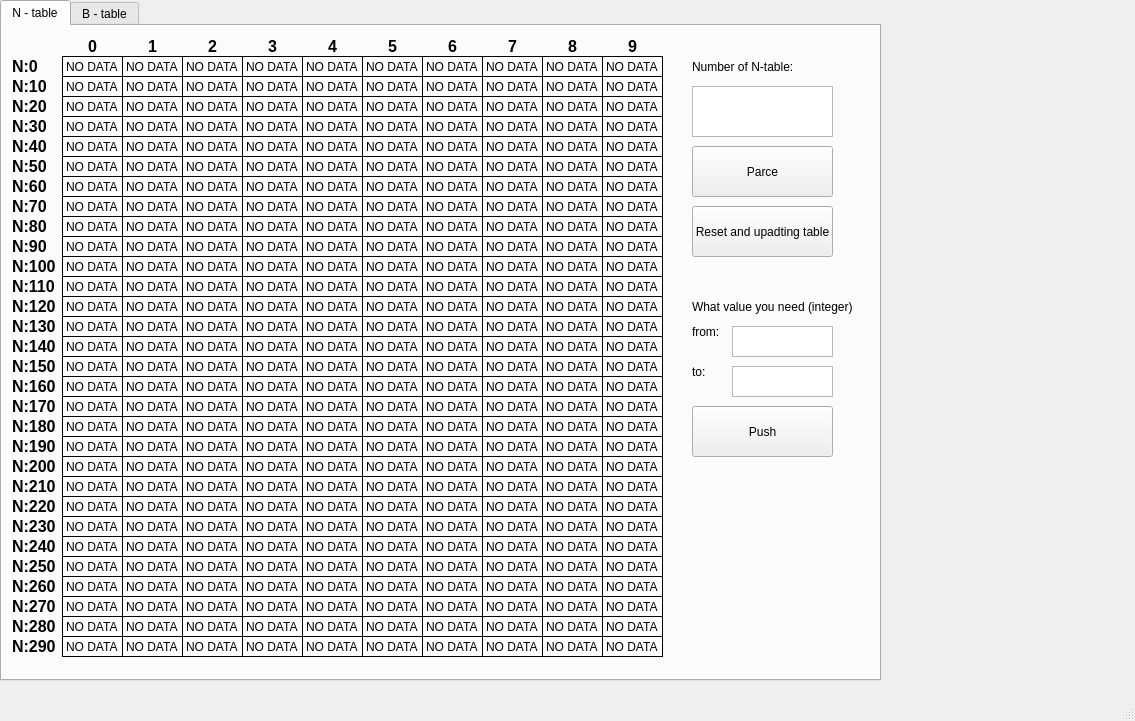
Before: the Qt Designer form parcing/parcing.ui in ErmekZhumagulov/aseptic-scada, drawn with Qt 5.
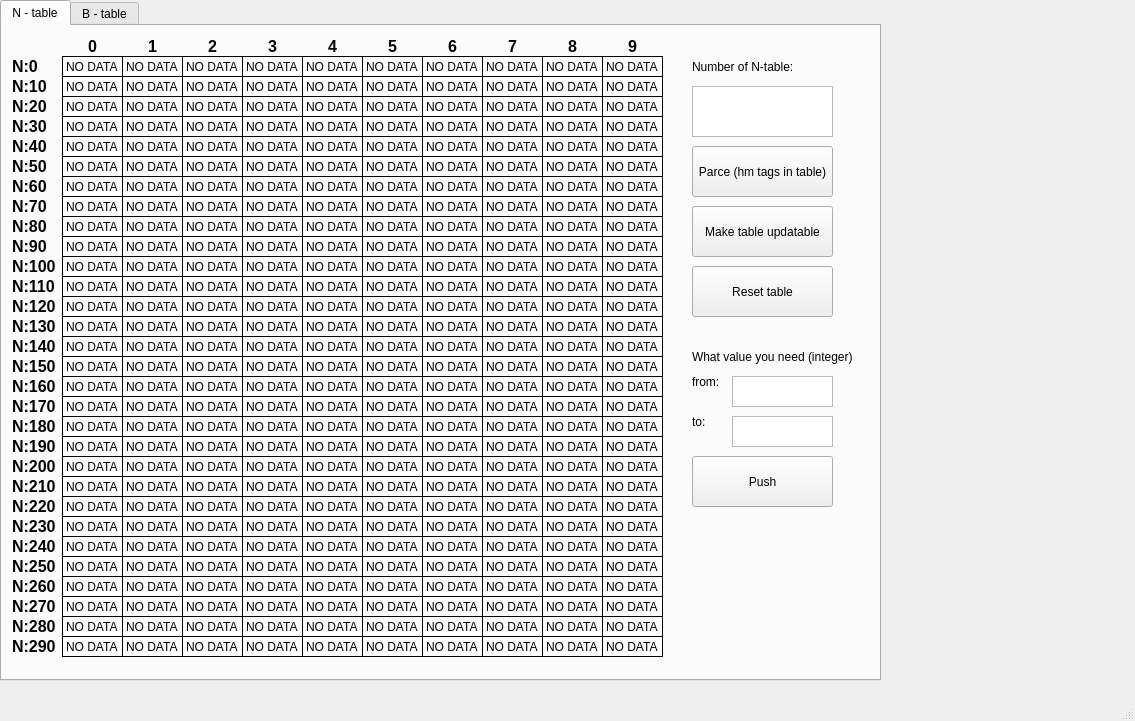
After: the same form once the commit is applied.

Commit message: added new button updating table

The edit to the form file:
```diff
--- a/parcing/parcing.ui
+++ b/parcing/parcing.ui
@@ -6480,7 +6480,7 @@
        </rect>
       </property>
       <property name="text">
-       <string>Parce</string>
+       <string>Parce (hm tags in table)</string>
       </property>
      </widget>
      <widget class="QTextEdit" name="textEdit">
@@ -6510,20 +6510,20 @@
       <property name="geometry">
        <rect>
         <x>690</x>
-        <y>180</y>
+        <y>240</y>
         <width>141</width>
         <height>51</height>
        </rect>
       </property>
       <property name="text">
-       <string>Reset and upadting table</string>
+       <string>Reset table</string>
       </property>
      </widget>
      <widget class="QLabel" name="label_429">
       <property name="geometry">
        <rect>
         <x>690</x>
-        <y>270</y>
+        <y>320</y>
         <width>161</width>
         <height>21</height>
        </rect>
@@ -6536,7 +6536,7 @@
       <property name="geometry">
        <rect>
         <x>730</x>
-        <y>300</y>
+        <y>350</y>
         <width>101</width>
         <height>31</height>
        </rect>
@@ -6546,7 +6546,7 @@
       <property name="geometry">
        <rect>
         <x>690</x>
-        <y>380</y>
+        <y>430</y>
         <width>141</width>
         <height>51</height>
        </rect>
@@ -6559,7 +6559,7 @@
       <property name="geometry">
        <rect>
         <x>690</x>
-        <y>290</y>
+        <y>340</y>
         <width>71</width>
         <height>31</height>
        </rect>
@@ -6572,7 +6572,7 @@
       <property name="geometry">
        <rect>
         <x>690</x>
-        <y>330</y>
+        <y>380</y>
         <width>71</width>
         <height>31</height>
        </rect>
@@ -6585,12 +6585,25 @@
       <property name="geometry">
        <rect>
         <x>730</x>
-        <y>340</y>
+        <y>390</y>
         <width>101</width>
         <height>31</height>
        </rect>
       </property>
      </widget>
+     <widget class="QPushButton" name="pushButton_4">
+      <property name="geometry">
+       <rect>
+        <x>690</x>
+        <y>180</y>
+        <width>141</width>
+        <height>51</height>
+       </rect>
+      </property>
+      <property name="text">
+       <string>Make table updatable</string>
+      </property>
+     </widget>
     </widget>
     <widget class="QWidget" name="tab_2">
      <attribute name="title">
```
The commit also changes 2 other files.
